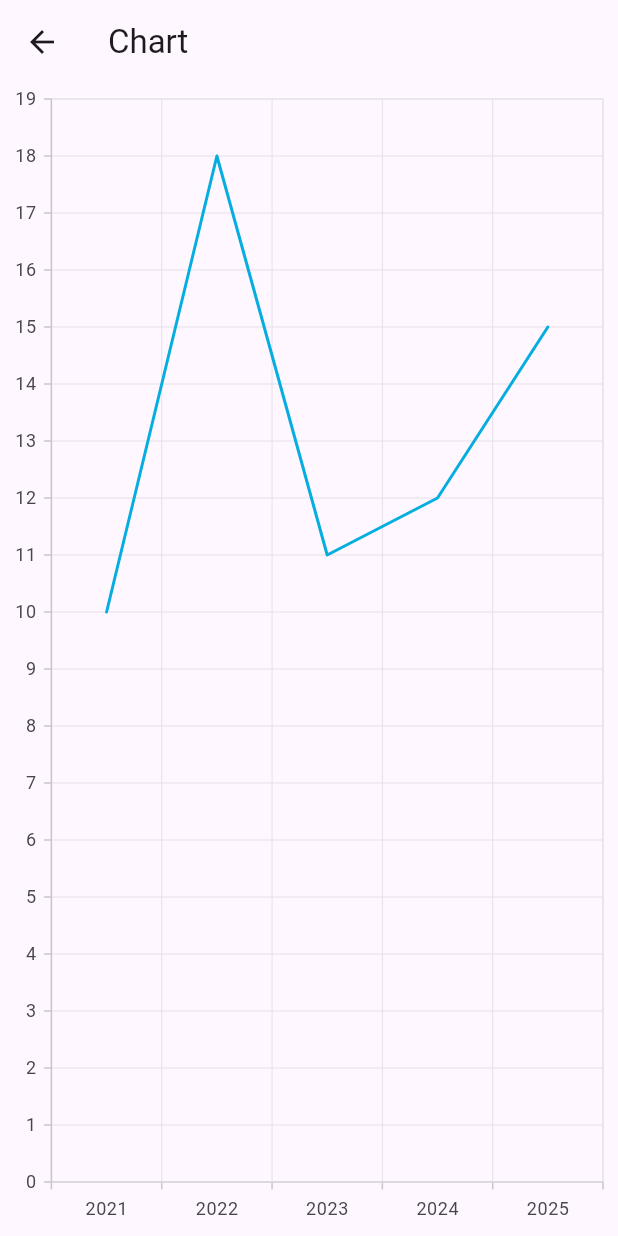
After one commit to haard04/flutter-workshop, a Flutter app: the screen it shows after launch, after a tap on "Charts", on a phone screen of 412 x 824 dp. The commit adds this screen. Run offline on Flutter 3.47's test engine with Material 3 defaults, Android fonts, the phone set to English and light mode, and no system bars; our stand-ins replace awesome_dialog, sizer, syncfusion_flutter_charts; network calls fail.

Commit message:
sf charts added

```diff
--- /dev/null
+++ b/demo_app/lib/charts.dart
@@ -0,0 +1,53 @@
+import 'package:flutter/material.dart';
+import 'package:syncfusion_flutter_charts/charts.dart';
+import 'package:demo_app/model.dart'; // Import your model file here
+
+class Charts extends StatelessWidget {
+
+
+  Charts({Key? key}) : super(key: key);
+
+  @override
+  Widget build(BuildContext context) {
+    List<DataSchema> chartData = [
+      DataSchema(index: '2021',value: 10),
+      DataSchema(index: '2022',value: 18),
+      DataSchema(index: '2023',value: 11),
+      DataSchema(index: '2024',value: 12),
+      DataSchema(index: '2025',value: 15),
+
+    ];
+
+    return Scaffold(
+      appBar: AppBar(title: Text('Chart')),
+      body: Container(
+        child: Column(
+          children: [
+            Expanded(
+              child: SfCartesianChart(
+
+                primaryXAxis: CategoryAxis(),
+                primaryYAxis: NumericAxis(),
+                series: <LineSeries<DataSchema, String>>[
+                  LineSeries<DataSchema, String>(
+                    dataSource: chartData,
+                    xValueMapper: (DataSchema data, _) => data.index.toString(),
+                    yValueMapper: (DataSchema data, _) => data.value,
+                  ),
+                ],
+              ),
+            ),
+          ],
+        ),
+      ),
+    );
+  }
+
+
+}
+class DataSchema {
+  final String index;
+  final double value;
+
+  DataSchema({required this.index, required this.value});
+}
--- a/demo_app/lib/home.dart
+++ b/demo_app/lib/home.dart
@@ -1,3 +1,9 @@
+import 'package:demo_app/charts.dart';
+import 'package:demo_app/listviewSatellites.dart';
+import 'package:demo_app/model.dart';
+import 'package:demo_app/satelliteWidget.dart';
+import 'package:demo_app/satellites.dart';
+import 'package:demo_app/service.dart';
 import 'package:flutter/material.dart';
 import 'package:awesome_dialog/awesome_dialog.dart';
 
@@ -47,12 +53,35 @@ class Home extends StatelessWidget {
           ),
           Row(
             children: [
-              ElevatedButton(onPressed: (){
+              ElevatedButton(onPressed: ()async{
+
+                List<Satellites> satellites = [];
+                satellites= await fetchSatellites();
                 // Navigator.push(context, MaterialPageRoute(builder: (context) => Home(),));
                 Navigator.pushAndRemoveUntil(context,
-                MaterialPageRoute(builder: (context) =>  Home()),(Route<dynamic> route) => false,
+                MaterialPageRoute(builder: (context) =>  SatelliteList(satellites)),(Route<dynamic> route) => false,
         );
-              }, child: Text('Button'))
+              }, child: Text('Loop'))
+            ],
+          ),
+          Row(
+            children: [
+              ElevatedButton(onPressed: ()async{
+
+                List<Satellites> satellites = [];
+                satellites= await fetchSatellites();
+                 Navigator.push(context, MaterialPageRoute(builder: (context) => SatelliteListView(satellites),));
+
+              }, child: Text('ListView'))
+            ],
+          ),
+          Row(
+            children: [
+              ElevatedButton(onPressed: ()async{
+
+                 Navigator.push(context, MaterialPageRoute(builder: (context) => Charts(),));
+
+              }, child: Text('Charts'))
             ],
           ),
           Row(
--- a/demo_app/pubspec.yaml
+++ b/demo_app/pubspec.yaml
@@ -37,7 +37,11 @@ dependencies:
   cupertino_icons: ^1.0.2
   sizer: ^2.0.15
   awesome_dialog: ^3.0.2
+  http: ^0.13.3
+  syncfusion_flutter_charts: ^21.1.37
+  collection: ^1.16.0
 
+  font_awesome_flutter: ^10.4.0
 dev_dependencies:
   flutter_test:
     sdk: flutter
```
Also changed, not shown: demo_app/lib/listviewSatellites.dart (added, +41 -0 lines), demo_app/lib/model.dart (added, +28 -0 lines), demo_app/lib/satelliteWidget.dart (added, +40 -0 lines), demo_app/lib/satellites.dart (added, +35 -0 lines), demo_app/lib/service.dart (added, +19 -0 lines), demo_app/pubspec.lock.
